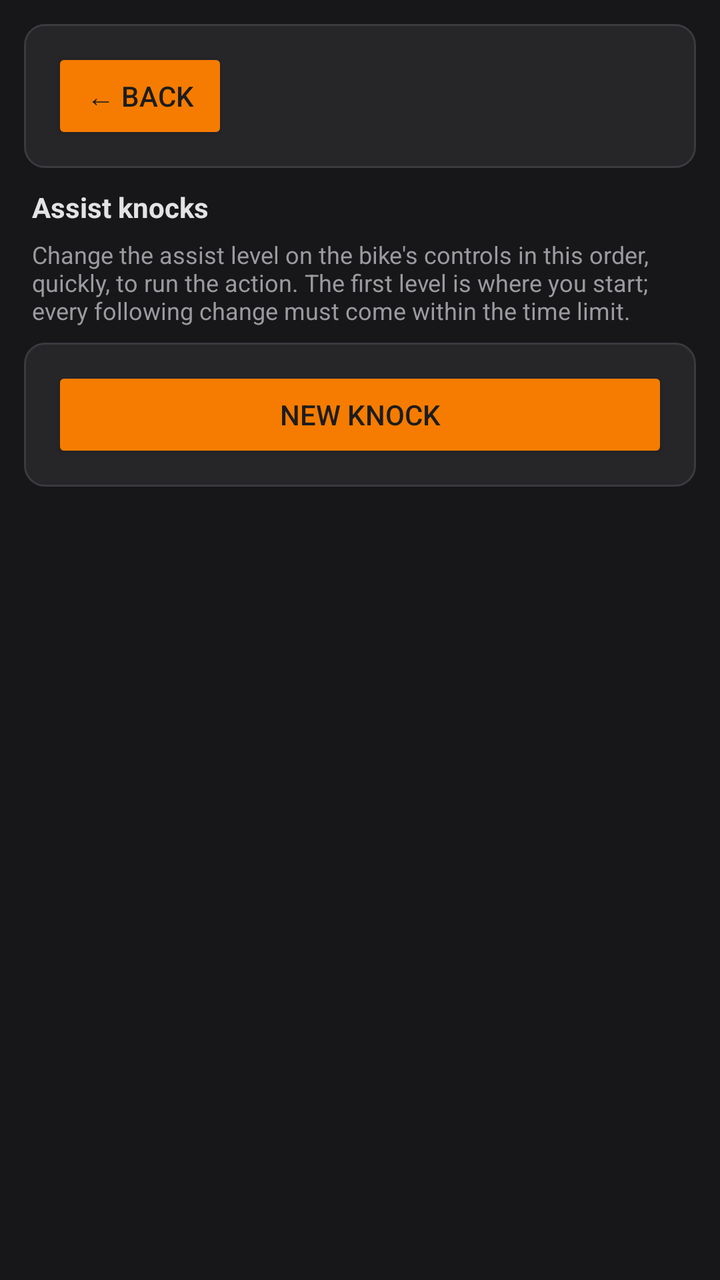
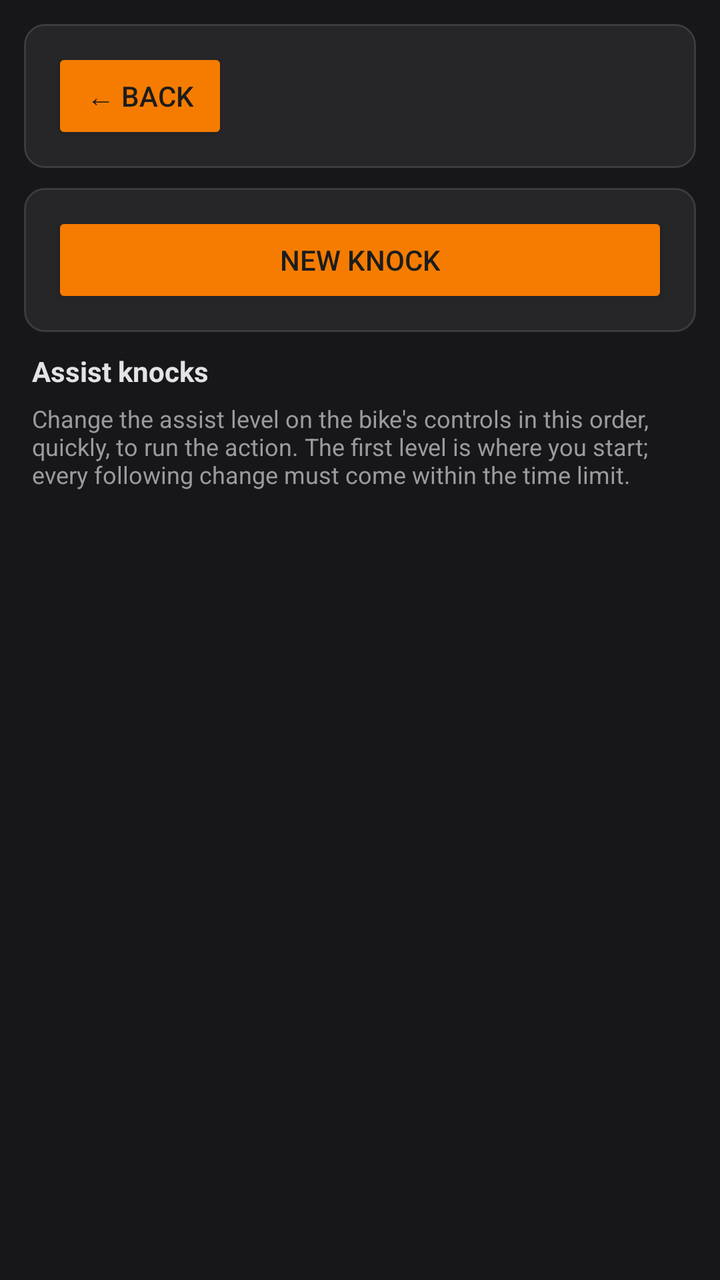

Before-and-after screenshots of an Android layout around one commit, followed by the original layout XML and the change that was made.
<!-- AndroidManifest.xml: application theme Theme.AppCompat.DayNight.NoActionBar -->
<!-- res/layout/screen_knocks.xml -->
<?xml version="1.0" encoding="utf-8"?>
<ScrollView xmlns:android="http://schemas.android.com/apk/res/android"
    android:layout_width="match_parent"
    android:layout_height="match_parent"
    android:background="@color/page_bg">

    <LinearLayout
        android:orientation="vertical"
        android:layout_width="match_parent"
        android:layout_height="wrap_content"
        android:padding="12dp">

        <LinearLayout style="@style/CardContainer">
            <Button android:id="@+id/backBtn" style="@style/AmberButton" android:text="@string/back" />
        </LinearLayout>

        <TextView style="@style/CardTitle" android:paddingStart="4dp" android:text="@string/knocks_title" />
        <TextView
            style="@style/HintText"
            android:paddingStart="4dp"
            android:paddingBottom="8dp"
            android:text="@string/knocks_screen_hint" />
        <TextView
            android:id="@+id/knocksEmpty"
            style="@style/HintText"
            android:visibility="gone"
            android:paddingStart="4dp"
            android:paddingBottom="8dp"
            android:text="@string/knocks_empty" />

        <LinearLayout
            android:id="@+id/knockList"
            android:orientation="vertical"
            android:layout_width="match_parent"
            android:layout_height="wrap_content" />

        <LinearLayout style="@style/CardContainer">
            <Button android:id="@+id/newKnockBtn" style="@style/AmberButton" android:layout_width="match_parent" android:text="@string/knock_new" />
        </LinearLayout>

    </LinearLayout>
</ScrollView>
<!-- resources referenced by this layout -->
<resources>
  <color name="page_bg">#FF17171A</color>
  <string name="back">← Back</string>
  <string name="knock_new">New knock</string>
  <string name="knocks_empty">No knocks yet.</string>
  <string name="knocks_screen_hint">Change the assist level on the bike\'s controls in this order, quickly, to run the action. The first level is where you start; every following change must come within the time limit.</string>
  <string name="knocks_title">Assist knocks</string>
  <style name="AmberButton">
          <item name="android:layout_width">wrap_content</item>
          <item name="android:layout_height">wrap_content</item>
          <item name="android:textColor">@color/on_amber</item>
          <item name="android:backgroundTint">@color/amber</item>
      </style>
  <style name="CardContainer">
          <item name="android:orientation">vertical</item>
          <item name="android:background">@drawable/card_bg</item>
          <item name="android:paddingStart">14dp</item>
          <item name="android:paddingEnd">14dp</item>
          <item name="android:paddingTop">12dp</item>
          <item name="android:paddingBottom">12dp</item>
          <item name="android:layout_marginBottom">10dp</item>
          <item name="android:layout_width">match_parent</item>
          <item name="android:layout_height">wrap_content</item>
      </style>
  <style name="CardTitle">
          <item name="android:layout_width">wrap_content</item>
          <item name="android:layout_height">wrap_content</item>
          <item name="android:textColor">@color/accent_text</item>
          <item name="android:textSize">14sp</item>
          <item name="android:textStyle">bold</item>
          <item name="android:paddingBottom">6dp</item>
      </style>
  <style name="HintText">
          <item name="android:layout_width">wrap_content</item>
          <item name="android:layout_height">wrap_content</item>
          <item name="android:textColor">@color/text_hint</item>
          <item name="android:textSize">12sp</item>
      </style>
  <color name="on_amber">#FF1C1C1E</color>
  <color name="amber">#FFF57C00</color>
  <!-- drawable card_bg (drawable) -->
  <?xml version="1.0" encoding="utf-8"?>
  <shape xmlns:android="http://schemas.android.com/apk/res/android" android:shape="rectangle">
      <solid android:color="@color/card_bg" />
      <corners android:radius="10dp" />
      <stroke android:width="1dp" android:color="@color/card_border" />
  </shape>
  <color name="accent_text">#FFE3E3E6</color>
  <color name="text_hint">#FF9A9A9F</color>
  <color name="card_bg">#FF262629</color>
  <color name="card_border">#FF3A3A3F</color>
</resources>

<!-- the commit's change to res/layout/screen_knocks.xml (unified diff, before → after) -->
@@ -12,6 +12,15 @@
 
         <LinearLayout style="@style/CardContainer">
             <Button android:id="@+id/backBtn" style="@style/AmberButton" android:text="@string/back" />
+        </LinearLayout>
+
+        <LinearLayout style="@style/CardContainer">
+
+            <Button
+                android:id="@+id/newKnockBtn"
+                style="@style/AmberButton"
+                android:layout_width="match_parent"
+                android:text="@string/knock_new" />
         </LinearLayout>
 
         <TextView style="@style/CardTitle" android:paddingStart="4dp" android:text="@string/knocks_title" />
@@ -34,9 +43,5 @@
             android:layout_width="match_parent"
             android:layout_height="wrap_content" />
 
-        <LinearLayout style="@style/CardContainer">
-            <Button android:id="@+id/newKnockBtn" style="@style/AmberButton" android:layout_width="match_parent" android:text="@string/knock_new" />
-        </LinearLayout>
-
     </LinearLayout>
 </ScrollView>
